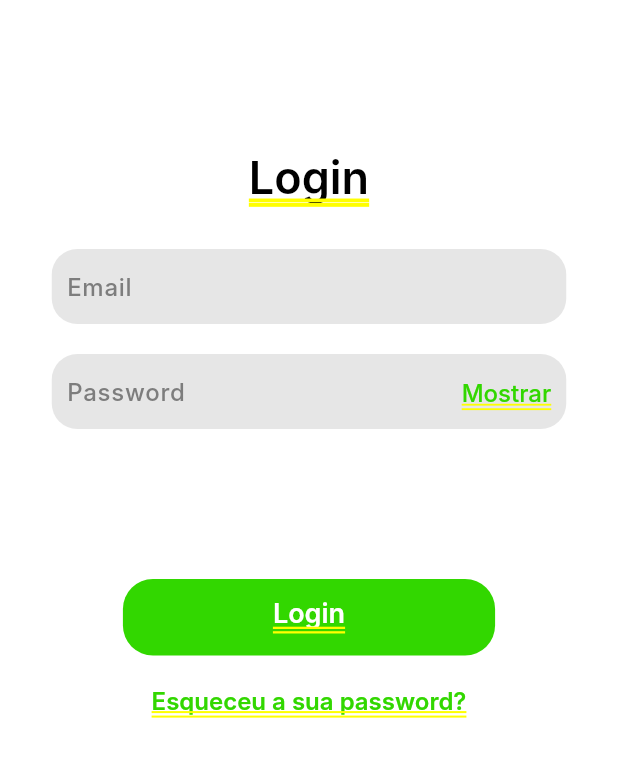
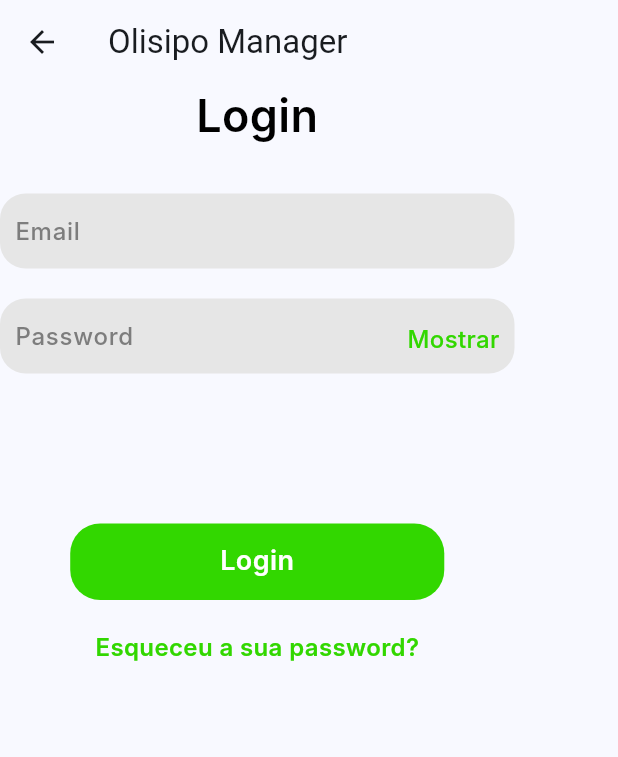
Before and after one commit to JoaoNascimento6/olisipo_manager, a Flutter app: the screen it shows after launch, in the side drawer, after a tap on "Login", on a phone screen of 412 x 824 dp. Shown: the top 757 px of the screen. Run offline on Flutter 3.47's test engine with Material 2 defaults, Android fonts, the phone set to English and light mode, and no system bars; Roboto replaces fonts that are missing (Inter).

Commit message:
rotas login registo .

```diff
--- a/lib/RoutePrincipal.dart
+++ b/lib/RoutePrincipal.dart
@@ -1,6 +1,6 @@
 // ignore_for_file: unused_import, prefer_const_constructors, non_constant_identifier_names
 import 'package:flutter/material.dart';
-import 'package:olisipo_manager/login/login.dart';
+import 'package:olisipo_manager/routes/routes.dart';
 
 class Routeprincipal extends StatefulWidget {
   const Routeprincipal({super.key, required this.title});
@@ -39,16 +39,18 @@ class _MyHomePageState extends State<Routeprincipal> {
             ListTile(
               title: const Text('Login'),
               onTap: () {
-                Navigator.push(
-                  context,
-                  MaterialPageRoute(
-                      builder: (context) => LoginPage(title: 'LoginPage')),
-                );
+                Navigator.pushNamed(context, AppRoutes.login);
+              },
+            ),
+            ListTile(
+              title: const Text('Registo'),
+              onTap: () {
+                Navigator.pushNamed(context, AppRoutes.registo);
               },
             ),
           ],
         ),
       ),
-    ); //body: Meuwiw(els: ['1', '2', '3', '45555']));
+    );
   }
 }
--- a/lib/login/login.dart
+++ b/lib/login/login.dart
@@ -1,11 +1,8 @@
-// ignore_for_file: prefer_const_literals_to_create_immutables, prefer_const_constructors
-// ignore_for_file: prefer_const_literals_to_create_immutables, prefer_const_constructors
-
+// ignore_for_file: prefer_const_constructors
 import 'package:flutter/material.dart';
-//import 'package:******/basededados.dart';
 
 class LoginPage extends StatefulWidget {
-  const LoginPage({super.key, required this.title});
+  const LoginPage({Key? key, required this.title}) : super(key: key);
 
   final String title;
 
@@ -14,46 +11,13 @@ class LoginPage extends StatefulWidget {
 }
 
 class _MyHomePageState extends State<LoginPage> {
-  //var bd = Basededados();
-  //void insere_registo() {
-  //bd.apagaTudo();
-  //bd.criatabela();
-  /*bd.inserirvalor(
-        tlog.text, tpas.text, temail.text, tdata.text, tnat.text, tnac.text);
-   */
-
-/*
- final tlog = TextEditingController();
-  final tpas = TextEditingController();
-  final temail = TextEditingController();
-  final tdata = TextEditingController();
-  final tnat = TextEditingController();
-  final tnac = TextEditingController();*/
-/*
-  @override
-  void dispose() // m´etodo de dispose()
-  {
-    tlog.dispose();
-    tpas.dispose();
-    temail.dispose();
-    tdata.dispose();
-    tnat.dispose();
-    tnac.dispose();
-    super.dispose();
-  }*/
-
   @override
   Widget build(BuildContext context) {
-    return Column(
-      children: [
-        SizedBox(height: 100),
-        Container(
-          width: 343,
-          height: 36,
-          child: Row(
-            mainAxisSize: MainAxisSize.min,
-            mainAxisAlignment: MainAxisAlignment.center,
-            crossAxisAlignment: CrossAxisAlignment.center,
+    return Scaffold(
+      appBar: AppBar(
+        title: Text('Olisipo Manager'),
+      ),
+      body: Column(
         children: [
           Text(
             'Login',
@@ -63,9 +27,6 @@ class _MyHomePageState extends State<LoginPage> {
               fontSize: 30,
               fontFamily: 'Inter',
               fontWeight: FontWeight.w600,
-                ),
-              ),
-            ],
             ),
           ),
           SizedBox(height: 30),
@@ -78,8 +39,8 @@ class _MyHomePageState extends State<LoginPage> {
               borderRadius: BorderRadius.circular(17),
             ),
             child: Padding(
-            padding:
-                const EdgeInsets.only(left: 10), // Move 10 pixels to the right
+              padding: const EdgeInsets.only(
+                  left: 10), // Move 10 pixels to the right
               child: TextField(
                 decoration: InputDecoration(
                   labelText: 'Email',
@@ -104,8 +65,8 @@ class _MyHomePageState extends State<LoginPage> {
               borderRadius: BorderRadius.circular(17),
             ),
             child: Padding(
-            padding:
-                const EdgeInsets.only(left: 10), // Move 10 pixels to the right
+              padding: const EdgeInsets.only(
+                  left: 10), // Move 10 pixels to the right
               child: Stack(
                 children: [
                   TextField(
@@ -177,6 +138,7 @@ class _MyHomePageState extends State<LoginPage> {
             ),
           ),
         ],
+      ),
     );
   }
 }
--- a/lib/main.dart
+++ b/lib/main.dart
@@ -1,14 +1,12 @@
-// ignore_for_file: prefer_const_constructors
-
 import 'package:flutter/material.dart';
-import 'package:olisipo_manager/RoutePrincipal.dart';
+import 'package:olisipo_manager/routes/routes.dart';
 
 void main() {
   runApp(const MyApp());
 }
 
 class MyApp extends StatelessWidget {
-  const MyApp({super.key});
+  const MyApp({Key? key});
 
   @override
   Widget build(BuildContext context) {
@@ -19,7 +17,8 @@ class MyApp extends StatelessWidget {
             ColorScheme.fromSeed(seedColor: Color.fromRGBO(33, 150, 243, 1)),
         useMaterial3: true,
       ),
-      home: const Routeprincipal(title: 'Olisipo Manager'),
+      initialRoute: AppRoutes.RoutePrincipal, // Defina a rota inicial
+      onGenerateRoute: AppRoutes.generateRoute,
     );
   }
 }
--- a/lib/routes/routes.dart
+++ b/lib/routes/routes.dart
@@ -1,4 +1,5 @@
-import 'package:flutter/material.dart';
+// ignore_for_file: prefer_const_constructors, constant_identifier_names
+
 import 'package:olisipo_manager/dashboard.dart';
 import 'package:olisipo_manager/ajudasCusto/ajudasCusto.dart';
 import 'package:olisipo_manager/ajudasCusto/viaturaPropria.dart';
@@ -6,5 +7,31 @@ import 'package:olisipo_manager/calendario/ferias.dart';
 import 'package:olisipo_manager/calendario/horas.dart';
 import 'package:olisipo_manager/dadosPessoais/curriculum.dart';
 import 'package:olisipo_manager/dadosPessoais/dadosPessoais.dart';
+
+import 'package:flutter/material.dart';
 import 'package:olisipo_manager/login/login.dart';
+import 'package:olisipo_manager/RoutePrincipal.dart';
 import 'package:olisipo_manager/registo/registo.dart';
+
+class AppRoutes {
+  static const String login = '/login';
+  static const String RoutePrincipal = '/RoutePrincipal';
+  static const String registo = '/registo';
+
+  static Route<dynamic> generateRoute(RouteSettings settings) {
+    switch (settings.name) {
+      case login:
+        return MaterialPageRoute(
+          builder: (_) => LoginPage(title: 'Olisipo Manager'),
+        );
+      case registo:
+        return MaterialPageRoute(
+          builder: (_) => RegistoPage(title: 'Olisipo Manager'),
+        );
+      default:
+        return MaterialPageRoute(
+          builder: (_) => Routeprincipal(title: 'Olisipo Manager'),
+        );
+    }
+  }
+}
```
Also changed, not shown: lib/registo/registo.dart (+126 -0 lines). Lines whose indentation alone changed are shown as unchanged.
